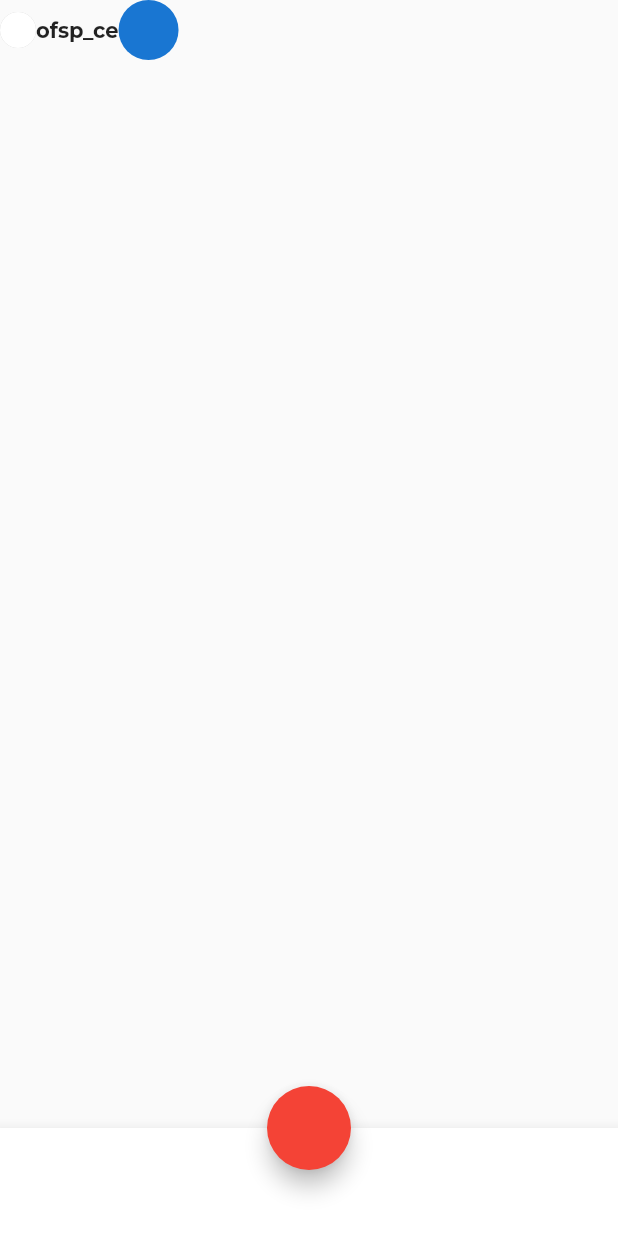
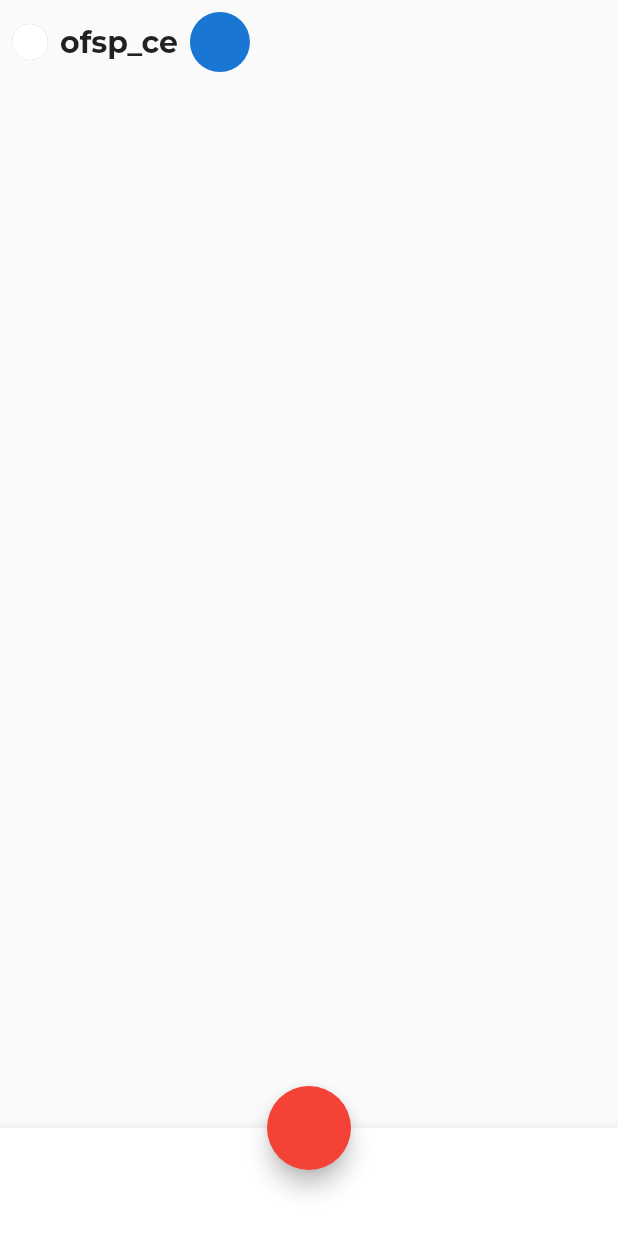
Before and after one commit to JAICHANGPARK/flutter_notebook_11th_story, a Flutter app: the screen it shows after launch, on a phone screen of 412 x 824 dp. Shown: the top 1233 px of the screen. Run offline on Flutter 3.47's test engine with Material 2 defaults, Android fonts, the phone set to English and light mode, and no system bars; our stand-ins replace backdrop, badges, flutter_inner_drawer, flutter_slidable, flutter_swiper, google_fonts.

Commit message:
Update bill_split_home_page.dart

```diff
--- a/lib/ep724_bill_split_app/ui/bill_split_home_page.dart
+++ b/lib/ep724_bill_split_app/ui/bill_split_home_page.dart
@@ -15,23 +15,31 @@ class _BillSplitHomePageState extends State<BillSplitHomePage> {
           child: Column(
             crossAxisAlignment: CrossAxisAlignment.start,
             children: [
-              Row(
+              Padding(
+                padding: const EdgeInsets.all(8.0),
+                child: Row(
                   children: [
                     PhysicalModel(
 
-                    color: Colors.black.withOpacity(0.2),
+                      color: Colors.black.withOpacity(0.3),
                       shape: BoxShape.circle,
                       child: CircleAvatar(
                         radius: 12,
                         backgroundColor: Colors.white,
                       ),
                     ),
-                  Text(
+
+                    Padding(
+                      padding: const EdgeInsets.all(8.0),
+                      child: Text(
                         "ofsp_ce",
-                    style: GoogleFonts.montserrat(fontWeight: FontWeight.bold),
+                        style: GoogleFonts.montserrat(fontWeight: FontWeight.bold,
+                        fontSize: 20),
+                      ),
                     ),
                     CircleAvatar(),
                   ],
+                ),
               ),
             ],
           ),
```
Lines whose indentation alone changed are shown as unchanged.
